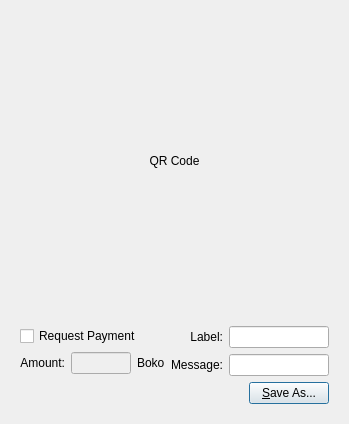
Above: src/qt/forms/qrcodedialog.ui from TriptychCrypto/808 before the change. Below: the same form after it.
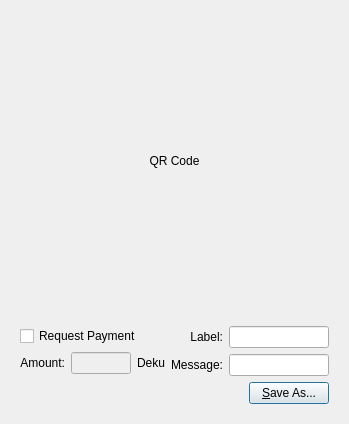
That is the form after the change.

The edit to the form file:
```diff
--- a/src/qt/forms/qrcodedialog.ui
+++ b/src/qt/forms/qrcodedialog.ui
@@ -102,7 +102,7 @@
                </sizepolicy>
               </property>
               <property name="text">
-               <string>Boko</string>
+               <string>Deku</string>
               </property>
               <property name="buddy">
                <cstring>lnReqAmount</cstring>
```
